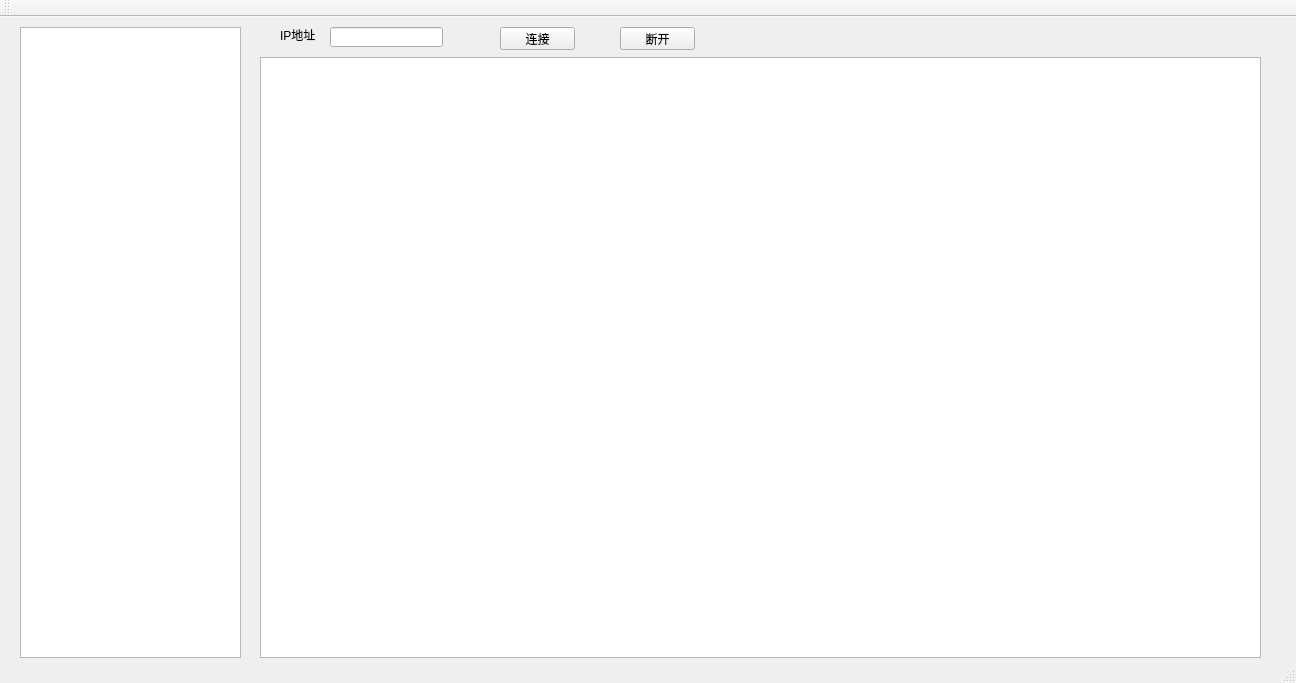
Above: mainwindow.ui from Zentions/WormClient1_0 before the change. Below: the same form after it.
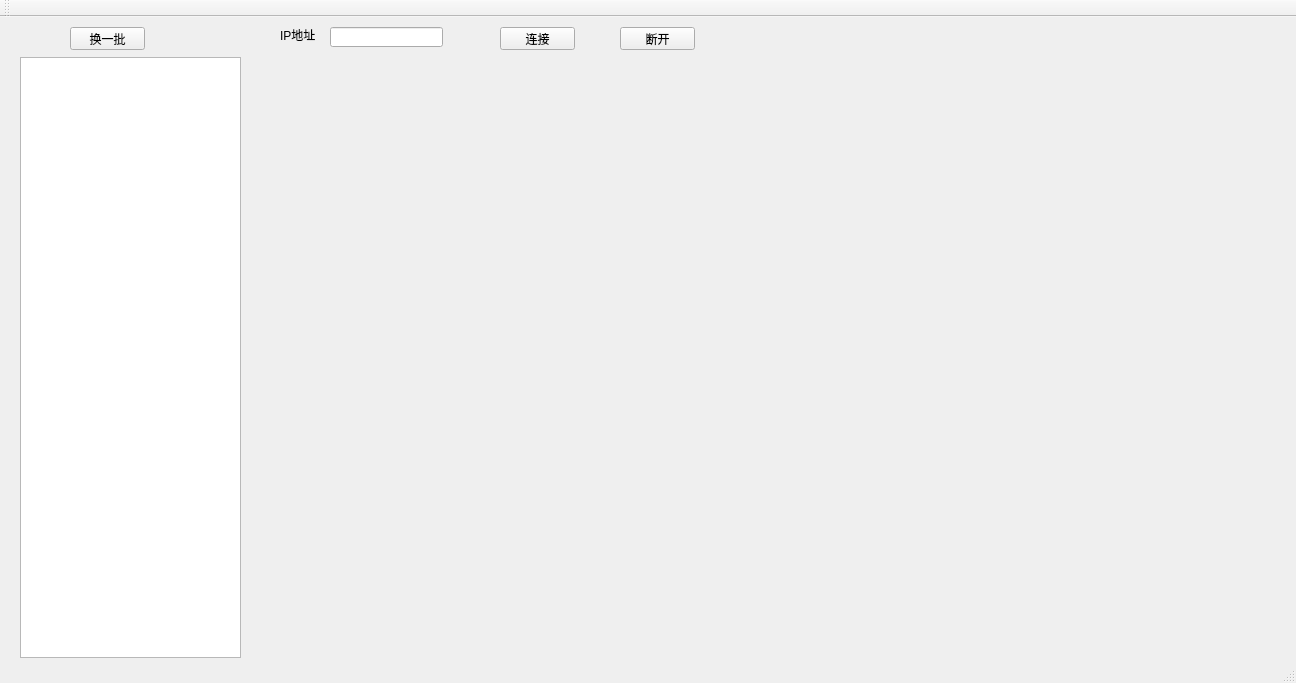
That is the form after the change.

```diff
--- a/mainwindow.ui
+++ b/mainwindow.ui
@@ -18,9 +18,9 @@
     <property name="geometry">
      <rect>
       <x>20</x>
-      <y>10</y>
+      <y>40</y>
       <width>221</width>
-      <height>631</height>
+      <height>601</height>
      </rect>
     </property>
    </widget>
@@ -73,15 +73,18 @@
      <string>断开</string>
     </property>
    </widget>
-   <widget class="QGraphicsView" name="graphicsView">
+   <widget class="QPushButton" name="pushButton_3">
     <property name="geometry">
      <rect>
-      <x>260</x>
-      <y>40</y>
-      <width>1001</width>
-      <height>601</height>
+      <x>70</x>
+      <y>10</y>
+      <width>75</width>
+      <height>23</height>
      </rect>
     </property>
+    <property name="text">
+     <string>换一批</string>
+    </property>
    </widget>
   </widget>
   <widget class="QToolBar" name="mainToolBar">
```
